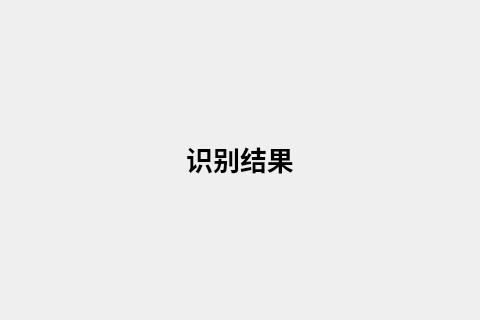
Qt form widget.ui (slicesteak/SheepOCR) before a commit; both pictures show x 404 to 884 and y 210 to 530 of the 1030 by 685 pixel window.
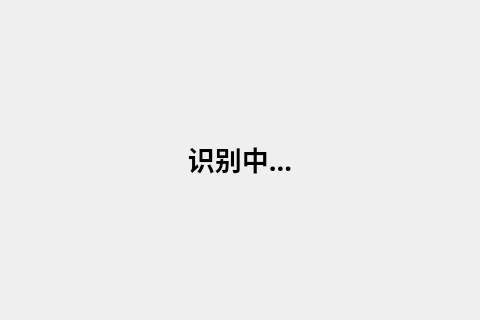
The same form after that commit. The open tabs and pages were chosen to show the change. Icons and pictures are not drawn.

Diff of the .ui file:
```diff
--- a/widget.ui
+++ b/widget.ui
@@ -950,7 +950,7 @@
                 <enum>Qt::LeftToRight</enum>
                </property>
                <property name="text">
-                <string>识别结果</string>
+                <string>识别中...</string>
                </property>
                <property name="alignment">
                 <set>Qt::AlignCenter</set>
```
